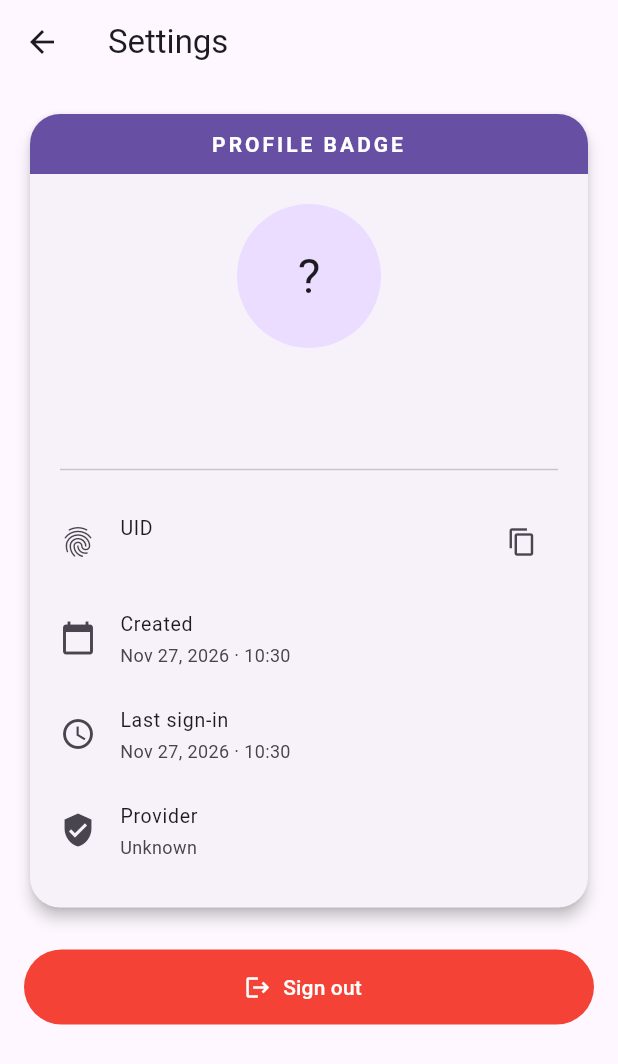
After one commit to carlosalfonso070717-blip/login_rive_animation, a Flutter app: the SettingsScreen screen opened directly, on a phone screen of 412 x 824 dp. The commit adds this screen. Shown: the top 1064 px of the screen. Run offline on Flutter 3.47's test engine with Material 3 defaults, Android fonts, the phone set to English and light mode, and no system bars; our stand-ins replace firebase_auth, firebase_core, rive; accounts and stored records are empty; generated files the repository leaves out were written again; network calls fail.

Commit message:
feat(settings): add settings screen with profile badge and friendly room delete errors

```diff
--- a/lib/screens/products_screen.dart
+++ b/lib/screens/products_screen.dart
@@ -6,6 +6,7 @@ import 'login_screen.dart';
 import '../models/room.dart';
 import '../services/room_api.dart';
 import 'room_form_screen.dart';
+import 'settings_screen.dart';
 
 // Catálogo de habitaciones: tarjetas en GridView, buscador, filtros por tipo,
 // CRUD conectado a Spring Boot y vista "Server unavailable" con Retry.
@@ -138,7 +139,11 @@ class _ProductsScreenState extends State<ProductsScreen> {
       messenger.showSnackBar(
           const SnackBar(content: Text('Server unavailable')));
     } catch (e) {
-      messenger.showSnackBar(SnackBar(content: Text('$e')));
+      // Quita el prefijo "Exception: " para mostrar solo el mensaje
+      messenger.showSnackBar(SnackBar(
+        content: Text('$e'.replaceFirst('Exception: ', '')),
+        backgroundColor: Colors.orange,
+      ));
     }
   }
 
@@ -157,6 +162,15 @@ class _ProductsScreenState extends State<ProductsScreen> {
       appBar: AppBar(
         title: const Text('Rooms'),
         actions: [
+          // Hito 2 C. Pantalla de Configuración con el gafete de perfil
+          IconButton(
+            tooltip: 'Settings',
+            icon: const Icon(Icons.settings),
+            onPressed: () => Navigator.push(
+              context,
+              MaterialPageRoute(builder: (_) => const SettingsScreen()),
+            ),
+          ),
           // C. Cerrar sesión: signOut y regresar al LoginScreen sin poder volver atrás
           IconButton(
             tooltip: 'Sign out',
--- /dev/null
+++ b/lib/screens/settings_screen.dart
@@ -0,0 +1,201 @@
+import 'package:firebase_auth/firebase_auth.dart';
+import 'package:flutter/material.dart';
+import 'package:flutter/services.dart';
+import 'package:intl/intl.dart';
+import 'login_screen.dart';
+
+// Pantalla de Configuración con el gafete de perfil del usuario autenticado
+class SettingsScreen extends StatelessWidget {
+  const SettingsScreen({super.key});
+
+  String _formatDate(DateTime? date) {
+    if (date == null) return 'Unknown';
+    return DateFormat('MMM d, yyyy · HH:mm').format(date.toLocal());
+  }
+
+  // Proveedor con el que inició sesión (correo o Google)
+  String _providerName(User user) {
+    final ids = user.providerData.map((p) => p.providerId).toList();
+    if (ids.contains('google.com')) return 'Google';
+    if (ids.contains('password')) return 'Email and password';
+    return ids.isEmpty ? 'Unknown' : ids.join(', ');
+  }
+
+  Future<void> _signOut(BuildContext context) async {
+    final navigator = Navigator.of(context);
+    await FirebaseAuth.instance.signOut();
+    navigator.pushAndRemoveUntil(
+      MaterialPageRoute(builder: (_) => const LoginScreen()),
+      (route) => false,
+    );
+  }
+
+  @override
+  Widget build(BuildContext context) {
+    final user = FirebaseAuth.instance.currentUser;
+
+    return Scaffold(
+      appBar: AppBar(title: const Text('Settings')),
+      body: user == null
+          ? const Center(child: Text('No user signed in'))
+          : ListView(
+              padding: const EdgeInsets.all(16),
+              children: [
+                _ProfileBadge(
+                  user: user,
+                  createdAt: _formatDate(user.metadata.creationTime),
+                  lastSignIn: _formatDate(user.metadata.lastSignInTime),
+                  provider: _providerName(user),
+                ),
+                const SizedBox(height: 24),
+                SizedBox(
+                  height: 50,
+                  child: FilledButton.icon(
+                    style: FilledButton.styleFrom(backgroundColor: Colors.red),
+                    onPressed: () => _signOut(context),
+                    icon: const Icon(Icons.logout),
+                    label: const Text('Sign out'),
+                  ),
+                ),
+              ],
+            ),
+    );
+  }
+}
+
+// Gafete de perfil: foto o avatar, correo, UID y fecha de creación
+class _ProfileBadge extends StatelessWidget {
+  final User user;
+  final String createdAt;
+  final String lastSignIn;
+  final String provider;
+
+  const _ProfileBadge({
+    required this.user,
+    required this.createdAt,
+    required this.lastSignIn,
+    required this.provider,
+  });
+
+  @override
+  Widget build(BuildContext context) {
+    final theme = Theme.of(context);
+    final email = user.email ?? 'No email';
+    final name = (user.displayName?.isNotEmpty ?? false)
+        ? user.displayName!
+        : email.split('@').first;
+    final initial = name.isNotEmpty ? name[0].toUpperCase() : '?';
+    final photo = user.photoURL;
+
+    return Card(
+      elevation: 4,
+      clipBehavior: Clip.antiAlias,
+      shape: RoundedRectangleBorder(borderRadius: BorderRadius.circular(20)),
+      child: Column(
+        children: [
+          // Encabezado del gafete
+          Container(
+            width: double.infinity,
+            color: theme.colorScheme.primary,
+            padding: const EdgeInsets.symmetric(vertical: 10),
+            child: Text(
+              'PROFILE BADGE',
+              textAlign: TextAlign.center,
+              style: theme.textTheme.labelLarge?.copyWith(
+                color: theme.colorScheme.onPrimary,
+                letterSpacing: 2,
+                fontWeight: FontWeight.bold,
+              ),
+            ),
+          ),
+          Padding(
+            padding: const EdgeInsets.all(20),
+            child: Column(
+              children: [
+                // Foto de Google o avatar con la inicial
+                CircleAvatar(
+                  radius: 48,
+                  backgroundColor: theme.colorScheme.primaryContainer,
+                  foregroundImage:
+                      photo != null ? NetworkImage(photo) : null,
+                  child: Text(
+                    initial,
+                    style: theme.textTheme.headlineLarge,
+                  ),
+                ),
+                const SizedBox(height: 12),
+                Text(
+                  name,
+                  style: theme.textTheme.titleLarge
+                      ?.copyWith(fontWeight: FontWeight.bold),
+                  textAlign: TextAlign.center,
+                ),
+                const SizedBox(height: 4),
+                Text(email, style: theme.textTheme.bodyMedium),
+                const Divider(height: 32),
+                _BadgeRow(
+                  icon: Icons.fingerprint,
+                  label: 'UID',
+                  value: user.uid,
+                  copyable: true,
+                ),
+                _BadgeRow(
+                  icon: Icons.calendar_today,
+                  label: 'Created',
+                  value: createdAt,
+                ),
+                _BadgeRow(
+                  icon: Icons.access_time,
+                  label: 'Last sign-in',
+                  value: lastSignIn,
+                ),
+                _BadgeRow(
+                  icon: Icons.verified_user,
+                  label: 'Provider',
+                  value: provider,
+                ),
+              ],
+            ),
+          ),
+        ],
+      ),
+    );
+  }
+}
+
+class _BadgeRow extends StatelessWidget {
+  final IconData icon;
+  final String label;
+  final String value;
+  final bool copyable;
+
+  const _BadgeRow({
+    required this.icon,
+    required this.label,
+    required this.value,
+    this.copyable = false,
+  });
+
+  @override
+  Widget build(BuildContext context) {
+    return ListTile(
+      contentPadding: EdgeInsets.zero,
+      dense: true,
+      leading: Icon(icon),
+      title: Text(label),
+      subtitle: SelectableText(value),
+      trailing: copyable
+          ? IconButton(
+              tooltip: 'Copy',
+              icon: const Icon(Icons.copy, size: 20),
+              onPressed: () {
+                Clipboard.setData(ClipboardData(text: value));
+                ScaffoldMessenger.of(context).showSnackBar(
+                  const SnackBar(content: Text('UID copied')),
+                );
+              },
+            )
+          : null,
+    );
+  }
+}
--- a/lib/services/room_api.dart
+++ b/lib/services/room_api.dart
@@ -87,6 +87,10 @@ class RoomApi {
   Future<void> deleteRoom(int id) async {
     final res = await _send(
         () => http.delete(Uri.parse('$baseUrl/api/habitaciones/$id')));
+    if (res.statusCode == 409) {
+      // El backend responde 409 si la habitación tiene reservas
+      throw Exception('This room has reservations and cannot be deleted');
+    }
     if (res.statusCode != 204 && res.statusCode != 200) {
       throw Exception('Error ${res.statusCode} deleting the room');
     }
```
